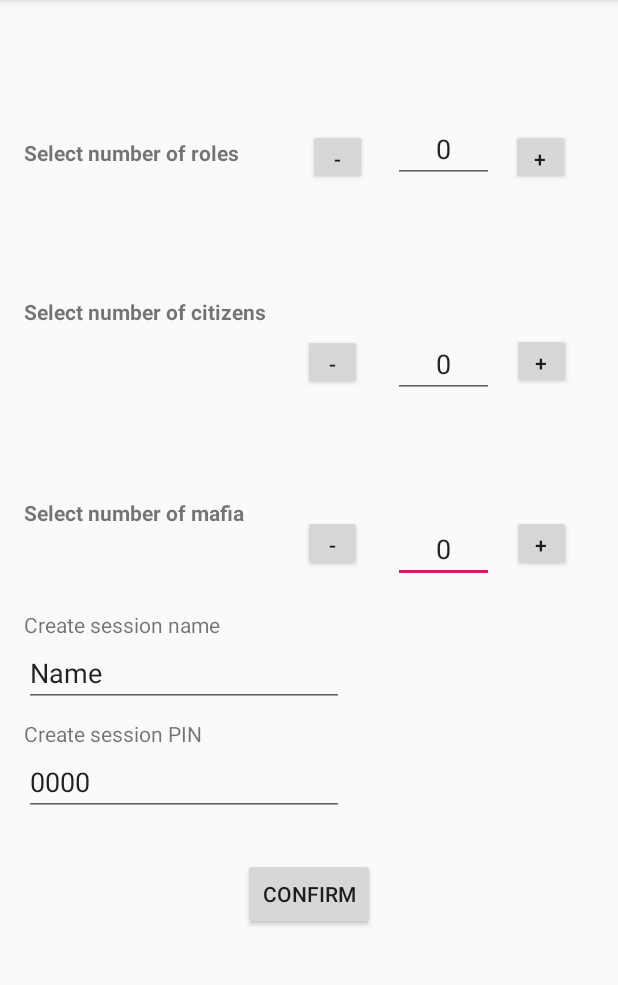
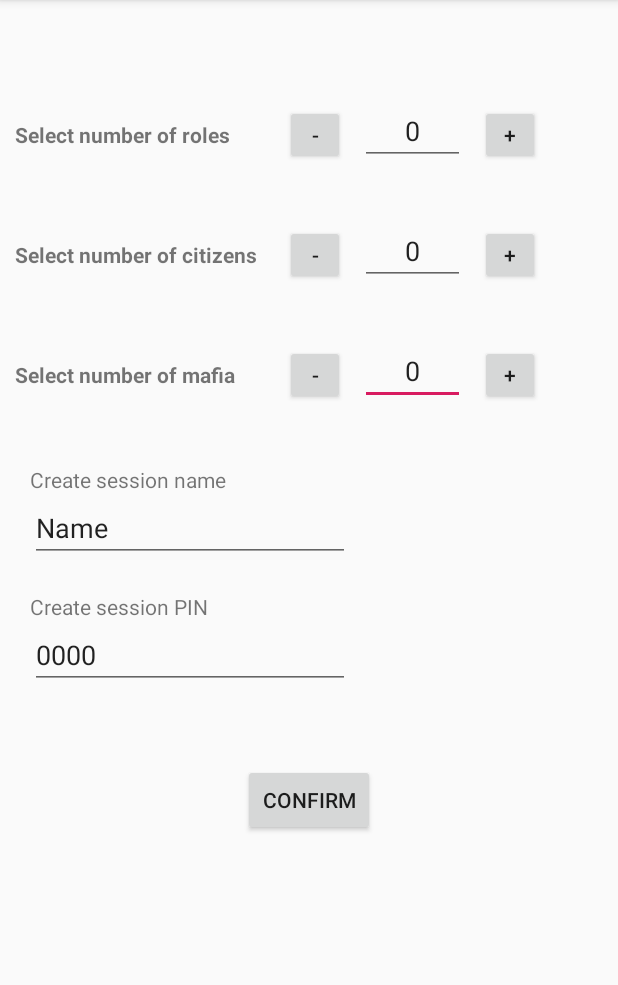
Before and after one commit to BMartynas/mafiaRoleGame, an Android app: the setUpRolesNumber screen opened directly, with no data from a screen before it, on a phone screen of 412 x 824 dp, the part 84-1069 px from its top. Run offline under Robolectric (Android 15) with nearby library versions, the phone set to English and light mode, and no system bars; our stand-ins replace Firebase (no records; nobody signed in at launch, a user with empty details on screens opened directly).

```diff
--- a/app/src/main/java/com/example/mafiarolegame/NewGameLobby.java
+++ b/app/src/main/java/com/example/mafiarolegame/NewGameLobby.java
@@ -14,6 +14,8 @@ public class NewGameLobby extends AppCompatActivity {
         super.onCreate(savedInstanceState);
         setContentView(R.layout.activity_new_game_lobby);
 
-        //TextView gamePin = new (TextView) findViewById(R.id.game_pin_text);
+        TextView gamePin = (TextView) findViewById(R.id.game_pin_text);
+
+        gamePin.setText(setUpRolesNumber.getGame().getPin());
     }
 }
--- a/app/src/main/java/com/example/mafiarolegame/setUpRolesNumber.java
+++ b/app/src/main/java/com/example/mafiarolegame/setUpRolesNumber.java
@@ -16,7 +16,7 @@ public class setUpRolesNumber extends AppCompatActivity {
     private FirebaseDatabase database = FirebaseDatabase.getInstance();
     private DatabaseReference rootRef = database.getReference();
     private DatabaseReference gameRef;
-    public GameSession game;
+    private static GameSession game;
 //    private DatabaseReference playersRef;
 //    private DatabaseReference pnRef;
 //    private DatabaseReference snRef;
@@ -123,4 +123,8 @@ public class setUpRolesNumber extends AppCompatActivity {
     private void createNewSession() {
 
     }
+
+    public static GameSession getGame() {
+        return game;
+    }
 }
--- a/app/src/main/res/layout/activity_join_existing_game.xml
+++ b/app/src/main/res/layout/activity_join_existing_game.xml
@@ -1,5 +1,5 @@
 <?xml version="1.0" encoding="utf-8"?>
-<RelativeLayout xmlns:android="http://schemas.android.com/apk/res/android"
+<androidx.constraintlayout.widget.ConstraintLayout xmlns:android="http://schemas.android.com/apk/res/android"
     xmlns:app="http://schemas.android.com/apk/res-auto"
     xmlns:tools="http://schemas.android.com/tools"
     android:layout_width="match_parent"
@@ -14,9 +14,8 @@
         android:textSize="36sp"
         app:layout_constraintBottom_toBottomOf="parent"
         app:layout_constraintEnd_toEndOf="parent"
-        app:layout_constraintHorizontal_bias="0.496"
         app:layout_constraintStart_toStartOf="parent"
         app:layout_constraintTop_toTopOf="parent"
-        app:layout_constraintVertical_bias="0.268" />
+        app:layout_constraintVertical_bias="0.341" />
 
-</RelativeLayout>
+</androidx.constraintlayout.widget.ConstraintLayout>
--- a/app/src/main/res/layout/activity_new_game_lobby.xml
+++ b/app/src/main/res/layout/activity_new_game_lobby.xml
@@ -14,9 +14,10 @@
         android:textSize="36sp"
         app:layout_constraintBottom_toBottomOf="parent"
         app:layout_constraintEnd_toEndOf="parent"
+        app:layout_constraintHorizontal_bias="0.498"
         app:layout_constraintStart_toStartOf="parent"
         app:layout_constraintTop_toTopOf="parent"
-        app:layout_constraintVertical_bias="0.321" />
+        app:layout_constraintVertical_bias="0.13" />
 
     <TextView
         android:id="@+id/game_pin_text"
@@ -32,14 +33,15 @@
 
     <TextView
         android:id="@+id/textView3"
-        android:layout_width="282dp"
-        android:layout_height="115dp"
-        android:text="WaITiNg fOr PlAyErs"
+        android:layout_width="184dp"
+        android:layout_height="83dp"
+        android:text="Players:"
         android:textSize="50sp"
         app:layout_constraintBottom_toBottomOf="parent"
         app:layout_constraintEnd_toEndOf="parent"
-        app:layout_constraintHorizontal_bias="0.5"
+        app:layout_constraintHorizontal_bias="0.496"
         app:layout_constraintStart_toStartOf="parent"
         app:layout_constraintTop_toBottomOf="@+id/game_pin_text"
-        app:layout_constraintVertical_bias="0.192" />
+        app:layout_constraintVertical_bias="0.073" />
+
 </androidx.constraintlayout.widget.ConstraintLayout>
--- a/app/src/main/res/layout/activity_set_up_roles_number.xml
+++ b/app/src/main/res/layout/activity_set_up_roles_number.xml
@@ -8,222 +8,221 @@
 
     <TextView
         android:id="@+id/textView7"
-        android:layout_width="wrap_content"
-        android:layout_height="wrap_content"
+        android:layout_width="120dp"
+        android:layout_height="19dp"
+        android:layout_marginStart="20dp"
+        android:layout_marginLeft="20dp"
+        android:layout_marginTop="20dp"
         android:text="Create session PIN"
-        app:layout_constraintBottom_toTopOf="@+id/session_pin_text"
         app:layout_constraintEnd_toEndOf="parent"
-        app:layout_constraintHorizontal_bias="0.054"
-        app:layout_constraintStart_toStartOf="parent" />
+        app:layout_constraintHorizontal_bias="0.0"
+        app:layout_constraintStart_toStartOf="parent"
+        app:layout_constraintTop_toBottomOf="@+id/session_name_text" />
 
     <Button
         android:id="@+id/incNumerOfMafia"
-        android:layout_width="39dp"
-        android:layout_height="37dp"
+        android:layout_width="40dp"
+        android:layout_height="40dp"
+        android:layout_marginStart="10dp"
+        android:layout_marginLeft="10dp"
+        android:layout_marginTop="40dp"
         android:text="+"
-        app:layout_constraintBottom_toBottomOf="parent"
-        app:layout_constraintEnd_toEndOf="parent"
-        app:layout_constraintHorizontal_bias="0.279"
         app:layout_constraintStart_toEndOf="@+id/numberOfMafia"
-        app:layout_constraintTop_toBottomOf="@+id/incNumerOfRoles"
-        app:layout_constraintVertical_bias="0.362" />
+        app:layout_constraintTop_toBottomOf="@+id/incNumerOfCitizens" />
 
     <EditText
         android:id="@+id/numberOfMafia"
-        android:layout_width="67dp"
-        android:layout_height="43dp"
-        android:layout_marginTop="76dp"
+        android:layout_width="70dp"
+        android:layout_height="40dp"
+        android:layout_marginStart="10dp"
+        android:layout_marginLeft="10dp"
+        android:layout_marginTop="40dp"
         android:ems="10"
         android:gravity="center"
         android:inputType="number"
         android:text="0"
-        app:layout_constraintBottom_toBottomOf="parent"
-        app:layout_constraintEnd_toStartOf="@+id/incNumerOfRoles"
-        app:layout_constraintHorizontal_bias="0.636"
         app:layout_constraintStart_toEndOf="@+id/decNumerOfMafia"
-        app:layout_constraintTop_toTopOf="parent"
-        app:layout_constraintVertical_bias="0.415" />
+        app:layout_constraintTop_toBottomOf="@+id/numberOfCitizens" />
 
     <Button
         android:id="@+id/decNumerOfMafia"
-        android:layout_width="39dp"
-        android:layout_height="37dp"
-        android:layout_marginStart="20dp"
-        android:layout_marginLeft="20dp"
+        android:layout_width="40dp"
+        android:layout_height="40dp"
+        android:layout_marginStart="10dp"
+        android:layout_marginLeft="10dp"
+        android:layout_marginTop="40dp"
         android:text="-"
-        app:layout_constraintBottom_toBottomOf="parent"
-        app:layout_constraintStart_toEndOf="@+id/textView3"
-        app:layout_constraintTop_toBottomOf="@+id/decNumerOfRoles"
-        app:layout_constraintVertical_bias="0.362" />
+        app:layout_constraintStart_toEndOf="@+id/textView5"
+        app:layout_constraintTop_toBottomOf="@+id/decNumerOfCitizens" />
 
     <TextView
         android:id="@+id/textView5"
-        android:layout_width="166dp"
-        android:layout_height="26dp"
-        android:layout_marginTop="80dp"
+        android:layout_width="170dp"
+        android:layout_height="20dp"
+        android:layout_marginStart="10dp"
+        android:layout_marginLeft="10dp"
+        android:layout_marginTop="60dp"
         android:text="Select number of mafia"
         android:textStyle="bold"
-        app:layout_constraintBottom_toBottomOf="parent"
-        app:layout_constraintEnd_toStartOf="@+id/decNumerOfMafia"
-        app:layout_constraintHorizontal_bias="0.444"
         app:layout_constraintStart_toStartOf="parent"
-        app:layout_constraintTop_toBottomOf="@+id/textView3"
-        app:layout_constraintVertical_bias="0.064" />
+        app:layout_constraintTop_toBottomOf="@+id/textView3" />
 
     <Button
         android:id="@+id/incNumerOfCitizens"
-        android:layout_width="39dp"
-        android:layout_height="37dp"
+        android:layout_width="40dp"
+        android:layout_height="40dp"
+        android:layout_marginStart="10dp"
+        android:layout_marginLeft="10dp"
+        android:layout_marginTop="40dp"
         android:text="+"
-        app:layout_constraintBottom_toBottomOf="parent"
-        app:layout_constraintEnd_toEndOf="parent"
-        app:layout_constraintHorizontal_bias="0.279"
         app:layout_constraintStart_toEndOf="@+id/numberOfCitizens"
-        app:layout_constraintTop_toBottomOf="@+id/incNumerOfRoles"
-        app:layout_constraintVertical_bias="0.162" />
+        app:layout_constraintTop_toBottomOf="@+id/incNumerOfRoles" />
 
     <EditText
         android:id="@+id/numberOfCitizens"
-        android:layout_width="67dp"
-        android:layout_height="43dp"
-        android:layout_marginTop="76dp"
+        android:layout_width="70dp"
+        android:layout_height="40dp"
+        android:layout_marginStart="10dp"
+        android:layout_marginLeft="10dp"
+        android:layout_marginTop="40dp"
         android:ems="10"
         android:gravity="center"
         android:inputType="number"
         android:text="0"
-        app:layout_constraintBottom_toBottomOf="parent"
-        app:layout_constraintEnd_toStartOf="@+id/incNumerOfRoles"
-        app:layout_constraintHorizontal_bias="0.636"
         app:layout_constraintStart_toEndOf="@+id/decNumerOfCitizens"
-        app:layout_constraintTop_toTopOf="parent"
-        app:layout_constraintVertical_bias="0.225" />
+        app:layout_constraintTop_toBottomOf="@+id/numberOfRoles" />
 
     <TextView
         android:id="@+id/textView3"
-        android:layout_width="166dp"
-        android:layout_height="26dp"
-        android:layout_marginTop="80dp"
+        android:layout_width="170dp"
+        android:layout_height="20dp"
+        android:layout_marginStart="10dp"
+        android:layout_marginLeft="10dp"
+        android:layout_marginTop="60dp"
         android:text="Select number of citizens"
         android:textStyle="bold"
-        app:layout_constraintEnd_toStartOf="@+id/decNumerOfRoles"
-        app:layout_constraintHorizontal_bias="0.41"
         app:layout_constraintStart_toStartOf="parent"
         app:layout_constraintTop_toBottomOf="@+id/game_pin_text" />
 
     <Button
         android:id="@+id/decNumerOfCitizens"
-        android:layout_width="39dp"
-        android:layout_height="37dp"
-        android:layout_marginStart="20dp"
-        android:layout_marginLeft="20dp"
+        android:layout_width="40dp"
+        android:layout_height="40dp"
+        android:layout_marginStart="10dp"
+        android:layout_marginLeft="10dp"
+        android:layout_marginTop="40dp"
         android:text="-"
-        app:layout_constraintBottom_toBottomOf="parent"
         app:layout_constraintStart_toEndOf="@+id/textView3"
-        app:layout_constraintTop_toBottomOf="@+id/decNumerOfRoles"
-        app:layout_constraintVertical_bias="0.164" />
+        app:layout_constraintTop_toBottomOf="@+id/decNumerOfRoles" />
 
     <EditText
         android:id="@+id/numberOfRoles"
-        android:layout_width="67dp"
-        android:layout_height="43dp"
-        android:layout_marginTop="76dp"
+        android:layout_width="70dp"
+        android:layout_height="40dp"
+        android:layout_marginStart="10dp"
+        android:layout_marginLeft="10dp"
+        android:layout_marginTop="70dp"
         android:ems="10"
         android:gravity="center"
         android:inputType="number"
         android:text="0"
-        app:layout_constraintBottom_toBottomOf="parent"
-        app:layout_constraintEnd_toStartOf="@+id/incNumerOfRoles"
-        app:layout_constraintHorizontal_bias="0.6"
         app:layout_constraintStart_toEndOf="@+id/decNumerOfRoles"
-        app:layout_constraintTop_toTopOf="parent"
-        app:layout_constraintVertical_bias="0.004" />
+        app:layout_constraintTop_toTopOf="parent" />
 
     <Button
         android:id="@+id/decNumerOfRoles"
-        android:layout_width="39dp"
-        android:layout_height="37dp"
-        android:layout_marginStart="23dp"
-        android:layout_marginLeft="23dp"
-        android:layout_marginTop="80dp"
+        android:layout_width="40dp"
+        android:layout_height="40dp"
+        android:layout_marginStart="10dp"
+        android:layout_marginLeft="10dp"
+        android:layout_marginTop="70dp"
         android:text="-"
-        app:layout_constraintBottom_toBottomOf="parent"
         app:layout_constraintStart_toEndOf="@+id/game_pin_text"
-        app:layout_constraintTop_toTopOf="parent"
-        app:layout_constraintVertical_bias="0.009" />
+        app:layout_constraintTop_toTopOf="parent" />
 
     <TextView
         android:id="@+id/game_pin_text"
-        android:layout_width="166dp"
-        android:layout_height="26dp"
-        android:layout_marginStart="16dp"
-        android:layout_marginLeft="16dp"
-        android:layout_marginTop="92dp"
+        android:layout_width="170dp"
+        android:layout_height="20dp"
+        android:layout_marginStart="10dp"
+        android:layout_marginLeft="10dp"
+        android:layout_marginTop="80dp"
         android:text="Select number of roles"
         android:textStyle="bold"
-        app:layout_constraintEnd_toStartOf="@+id/decNumerOfRoles"
-        app:layout_constraintHorizontal_bias="0.0"
         app:layout_constraintStart_toStartOf="parent"
         app:layout_constraintTop_toTopOf="parent" />
 
     <Button
         android:id="@+id/incNumerOfRoles"
-        android:layout_width="39dp"
-        android:layout_height="37dp"
-        android:layout_marginTop="84dp"
-        android:layout_marginEnd="32dp"
-        android:layout_marginRight="32dp"
+        android:layout_width="40dp"
+        android:layout_height="40dp"
+        android:layout_marginStart="10dp"
+        android:layout_marginLeft="10dp"
+        android:layout_marginTop="70dp"
         android:text="+"
-        app:layout_constraintBottom_toBottomOf="parent"
-        app:layout_constraintEnd_toEndOf="parent"
-        app:layout_constraintTop_toTopOf="parent"
-        app:layout_constraintVertical_bias="0.003" />
+        app:layout_constraintStart_toEndOf="@+id/numberOfRoles"
+        app:layout_constraintTop_toTopOf="parent" />
 
     <Button
         android:id="@+id/confirmButton"
-        android:layout_width="wrap_content"
-        android:layout_height="wrap_content"
-        android:layout_marginBottom="148dp"
+        android:layout_width="88dp"
+        android:layout_height="48dp"
+        android:layout_marginTop="50dp"
         android:text="CONFIRM"
-        app:layout_constraintBottom_toBottomOf="parent"
         app:layout_constraintEnd_toEndOf="parent"
-        app:layout_constraintStart_toStartOf="parent" />
+        app:layout_constraintStart_toStartOf="parent"
+        app:layout_constraintTop_toBottomOf="@+id/session_pin_text" />
 
     <EditText
         android:id="@+id/session_name_text"
-        android:layout_width="wrap_content"
-        android:layout_height="wrap_content"
-        android:layout_marginBottom="8dp"
+        android:layout_width="213dp"
+        android:layout_height="45dp"
+        android:layout_marginStart="20dp"
+        android:layout_marginLeft="20dp"
         android:ems="10"
         android:inputType="textPersonName"
         android:text="Name"
-        app:layout_constraintBottom_toTopOf="@+id/textView7"
         app:layout_constraintEnd_toEndOf="parent"
-        app:layout_constraintHorizontal_bias="0.08"
-        app:layout_constraintStart_toStartOf="parent" />
+        app:layout_constraintHorizontal_bias="0.0"
+        app:layout_constraintStart_toStartOf="parent"
+        app:layout_constraintTop_toBottomOf="@+id/textView6" />
 
     <EditText
         android:id="@+id/session_pin_text"
-        android:layout_width="wrap_content"
-        android:layout_height="wrap_content"
-        android:layout_marginBottom="224dp"
+        android:layout_width="213dp"
+        android:layout_height="45dp"
+        android:layout_marginStart="20dp"
+        android:layout_marginLeft="20dp"
         android:ems="10"
         android:inputType="number"
         android:text="0000"
-        app:layout_constraintBottom_toBottomOf="parent"
         app:layout_constraintEnd_toEndOf="parent"
-        app:layout_constraintHorizontal_bias="0.08"
-        app:layout_constraintStart_toStartOf="parent" />
+        app:layout_constraintHorizontal_bias="0.0"
+        app:layout_constraintStart_toStartOf="parent"
+        app:layout_constraintTop_toBottomOf="@+id/textView7" />
 
     <TextView
         android:id="@+id/textView6"
         android:layout_width="134dp"
+        android:layout_height="19dp"
+        android:layout_marginStart="20dp"
+        android:layout_marginLeft="20dp"
+        android:layout_marginTop="50dp"
+        android:text="Create session name"
+        app:layout_constraintStart_toStartOf="parent"
+        app:layout_constraintTop_toBottomOf="@+id/textView5" />
+
+    <androidx.constraintlayout.widget.Guideline
+        android:id="@+id/guideline"
+        android:layout_width="wrap_content"
         android:layout_height="wrap_content"
-        android:text="Create session name"
-        app:layout_constraintBottom_toTopOf="@+id/session_name_text"
-        app:layout_constraintEnd_toEndOf="parent"
-        app:layout_constraintHorizontal_bias="0.057"
-        app:layout_constraintStart_toStartOf="parent"
-        app:layout_constraintTop_toBottomOf="@+id/textView5"
-        app:layout_constraintVertical_bias="1.0" />
+        android:orientation="horizontal"
+        app:layout_constraintGuide_begin="20dp" />
+
+    <androidx.constraintlayout.widget.Barrier
+        android:id="@+id/barrier"
+        android:layout_width="wrap_content"
+        android:layout_height="wrap_content"
+        app:barrierDirection="top" />
 
 </androidx.constraintlayout.widget.ConstraintLayout>
```
